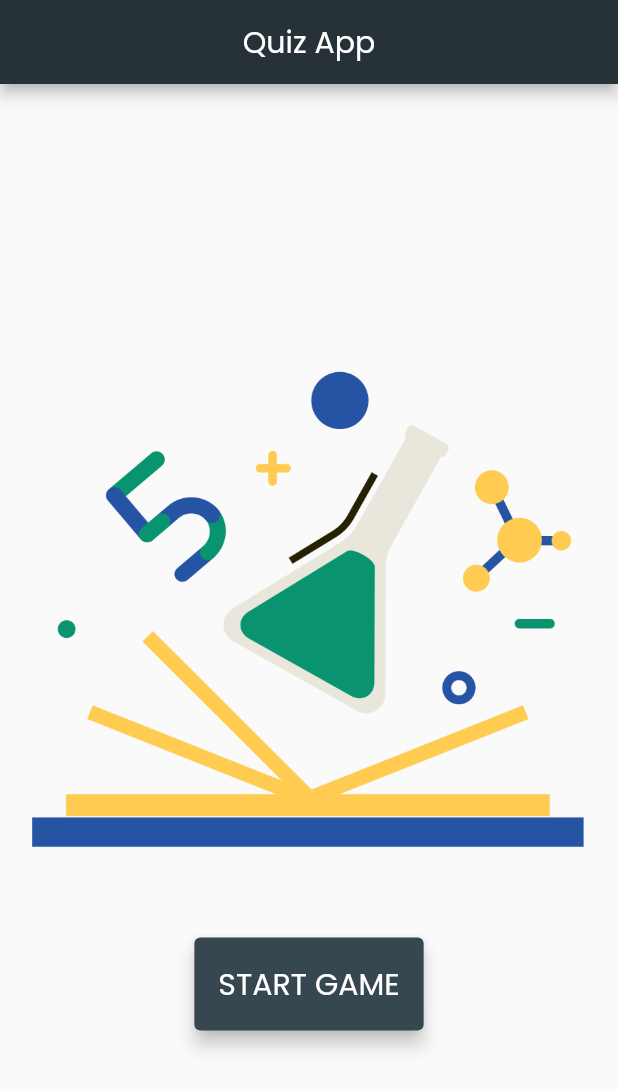
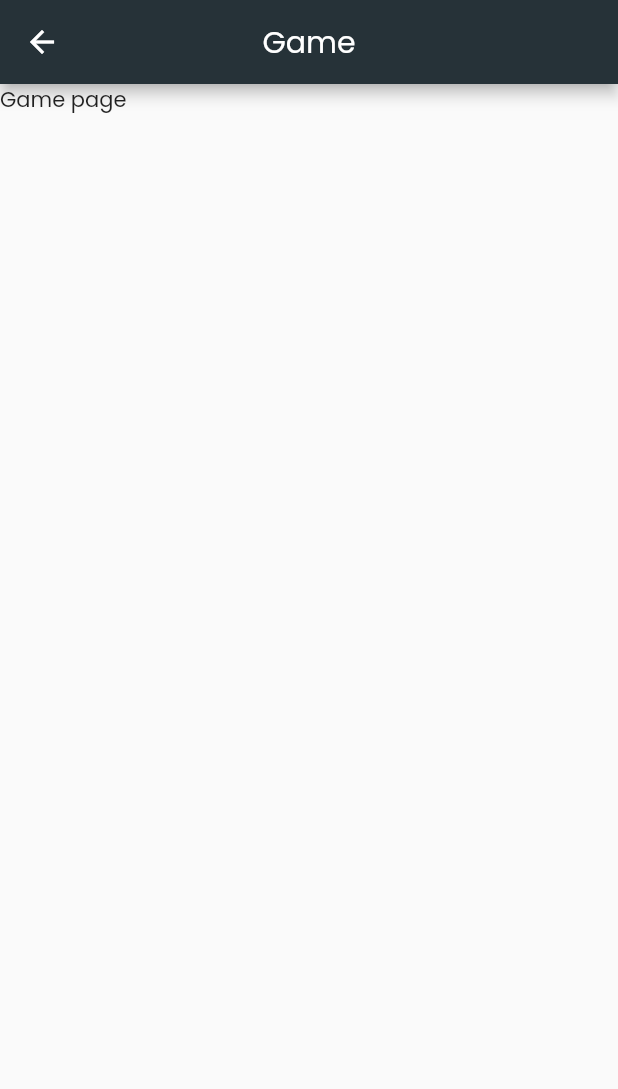
Before and after one commit to ErfiDev/quiz_app, a Flutter app: the screen it shows after launch, after a tap on "START GAME", on a phone screen of 412 x 824 dp. Shown: the top 1089 px of the screen. Run offline on Flutter 3.47's test engine with Material 2 defaults, Android fonts, the phone set to English and light mode, and no system bars.

Commit message:
game widget

```diff
--- /dev/null
+++ b/lib/src/game.dart
@@ -0,0 +1,17 @@
+import 'package:flutter/material.dart';
+
+class Game extends StatelessWidget {
+  const Game({Key? key}) : super(key: key);
+
+  @override
+  Widget build(BuildContext context) {
+    return Scaffold(
+      appBar: AppBar(
+        title: Text('Game'),
+        centerTitle: true,
+        backgroundColor: Theme.of(context).backgroundColor,
+      ),
+      body: Text('Game page'),
+    );
+  }
+}
--- a/lib/src/home.dart
+++ b/lib/src/home.dart
@@ -1,4 +1,5 @@
 import 'package:flutter/material.dart';
+import 'package:quiz_app/src/game.dart';
 
 class Home extends StatelessWidget {
   const Home({Key? key}) : super(key: key);
@@ -18,7 +19,13 @@ class Home extends StatelessWidget {
             Image(image: AssetImage('images/welcome.png')),
             SizedBox(height: 20),
             ElevatedButton(
-              onPressed: () {},
+              onPressed: () {
+                Navigator.of(context).push(
+                  MaterialPageRoute(
+                    builder: (ctx) => Game(),
+                  ),
+                );
+              },
               child: Text(
                 'START GAME',
                 style: TextStyle(fontSize: 20),
```
